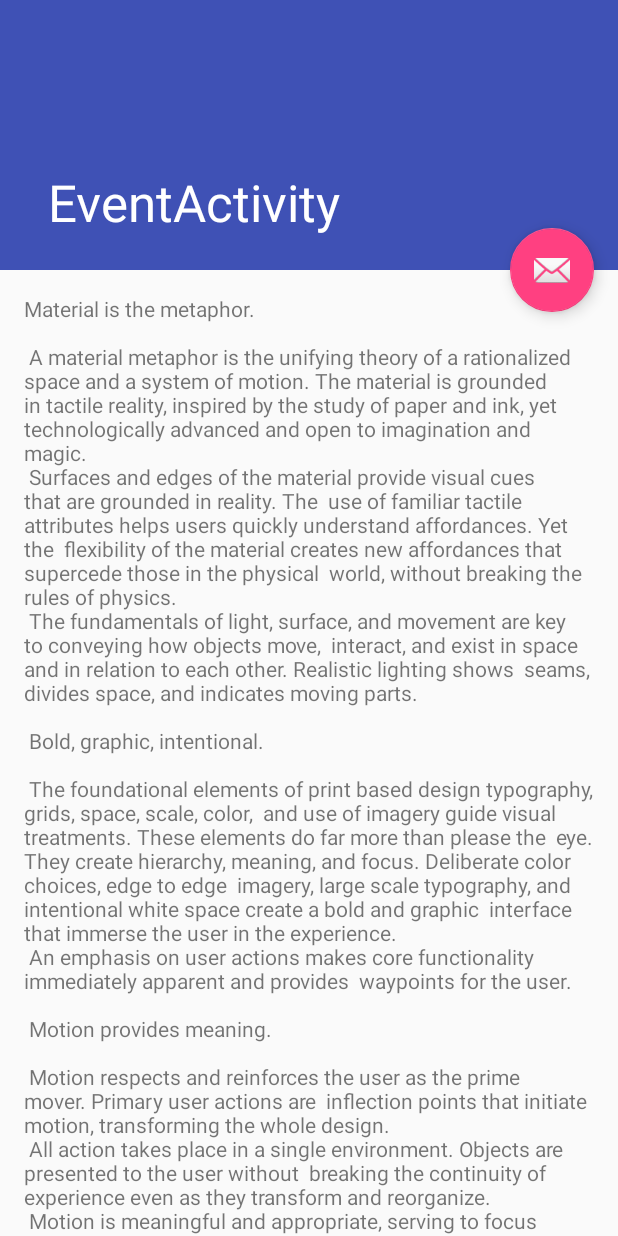
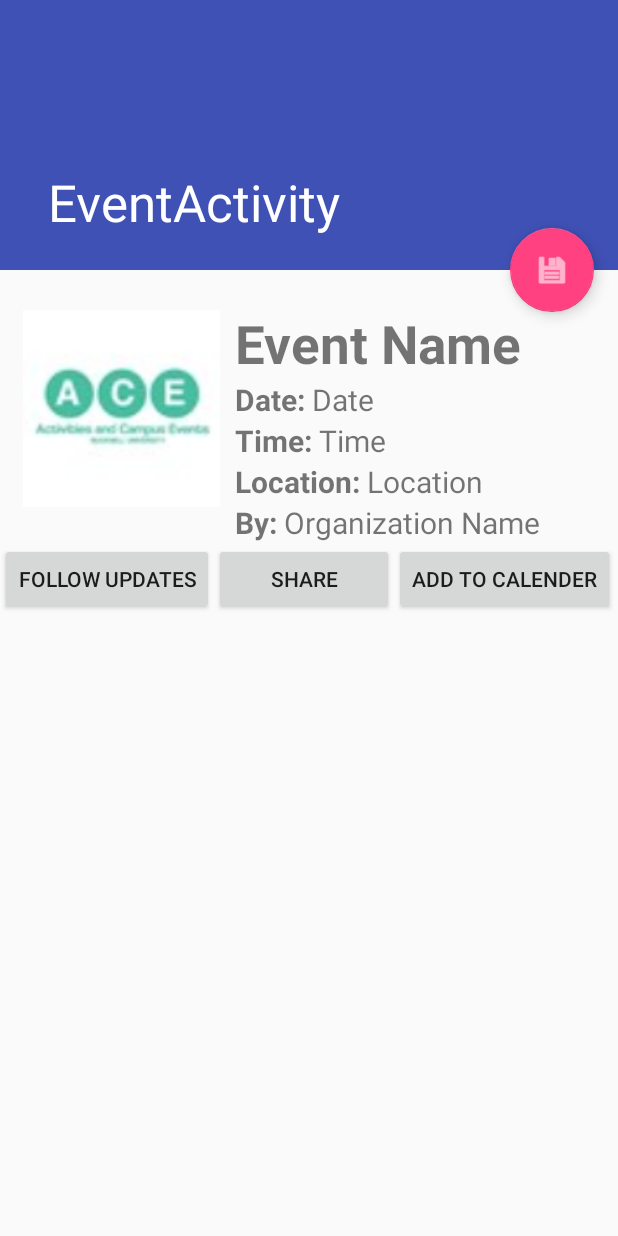
Before and after one commit to kanki6315/B-InvolvedAndroid, an Android app: the EventActivity screen opened directly, with no data from a screen before it, on a phone screen of 412 x 824 dp. Run offline under Robolectric (Android 15) with nearby library versions, the phone set to English and light mode, and no system bars.

Commit message:
First commit of individual activity page

```diff
--- a/BInvolved/app/src/main/res/layout/activity_event.xml
+++ b/BInvolved/app/src/main/res/layout/activity_event.xml
@@ -39,8 +39,9 @@
         android:layout_width="wrap_content"
         android:layout_height="wrap_content"
         android:layout_margin="@dimen/fab_margin"
-        android:src="@android:drawable/ic_dialog_email"
+        android:src="@android:drawable/ic_menu_save"
         app:layout_anchor="@id/app_bar"
-        app:layout_anchorGravity="bottom|end" />
+        app:layout_anchorGravity="bottom|end"
+        android:tint="#ffffff" />
 
 </android.support.design.widget.CoordinatorLayout>
--- a/BInvolved/app/src/main/res/layout/content_event.xml
+++ b/BInvolved/app/src/main/res/layout/content_event.xml
@@ -8,10 +8,150 @@
     tools:context="edu.bucknell.binvolved.EventActivity"
     tools:showIn="@layout/activity_event">
 
-    <TextView
-        android:layout_width="wrap_content"
+    <LinearLayout xmlns:android="http://schemas.android.com/apk/res/android"
+        android:id="@+id/mainRelativeLayout"
+        android:layout_width="match_parent"
         android:layout_height="wrap_content"
-        android:layout_margin="@dimen/text_margin"
-        android:text="@string/large_text" />
+        android:orientation="vertical">
+
+        <GridLayout xmlns:android="http://schemas.android.com/apk/res/android"
+            android:id="@+id/mainDetailLayout"
+            android:layout_width="match_parent"
+            android:layout_height="match_parent"
+            android:orientation="horizontal" >
+
+            <ImageView
+                android:id="@+id/logoImage"
+                android:layout_width="131dp"
+                android:layout_height="178dp"
+                android:gravity="center"
+                android:src="@drawable/ACE"
+                android:layout_marginLeft="15dp"
+                android:layout_marginTop="3dp"
+            />
+
+            <LinearLayout
+                android:id="@+id/textDetailLayout"
+                android:layout_width="wrap_content"
+                android:layout_height="wrap_content"
+                android:orientation="vertical"
+                android:layout_marginLeft="10dp">
+
+                <Space
+                    android:layout_width="match_parent"
+                    android:layout_height="25dp" />
+
+                <TextView
+                    android:id="@+id/eventName"
+                    android:layout_width="wrap_content"
+                    android:layout_height="wrap_content"
+                    android:text="Event Name"
+                    android:textSize="35dp"
+                    android:textStyle="bold"/>
+
+                <GridLayout
+                    android:layout_width="wrap_content"
+                    android:layout_height="wrap_content">
+                    <TextView
+                        android:layout_width="match_parent"
+                        android:layout_height="match_parent"
+                        android:text="Date: "
+                        android:textSize="20dp"
+                        android:textStyle="bold"/>
+                    <TextView
+                        android:id="@+id/eventDate"
+                        android:layout_width="match_parent"
+                        android:layout_height="match_parent"
+                        android:text="Date"
+                        android:textSize="20dp" />
+                </GridLayout>
+
+                <GridLayout
+                    android:layout_width="wrap_content"
+                    android:layout_height="wrap_content">
+                    <TextView
+                        android:layout_width="match_parent"
+                        android:layout_height="match_parent"
+                        android:text="Time: "
+                        android:textSize="20dp"
+                        android:textStyle="bold" />
+                    <TextView
+                        android:id="@+id/eventTime"
+                        android:layout_width="match_parent"
+                        android:layout_height="match_parent"
+                        android:text="Time"
+                        android:textSize="20dp" />
+                </GridLayout>
+
+                <GridLayout
+                    android:layout_width="wrap_content"
+                    android:layout_height="wrap_content">
+                    <TextView
+                        android:layout_width="match_parent"
+                        android:layout_height="match_parent"
+                        android:text="Location: "
+                        android:textSize="20dp"
+                        android:textStyle="bold" />
+                    <TextView
+                        android:id="@+id/eventLocation"
+                        android:layout_width="match_parent"
+                        android:layout_height="match_parent"
+                        android:text="Location"
+                        android:textSize="20dp" />
+                </GridLayout>
+
+                <GridLayout
+                    android:layout_width="wrap_content"
+                    android:layout_height="wrap_content">
+                    <TextView
+                        android:layout_width="match_parent"
+                        android:layout_height="match_parent"
+                        android:text="By: "
+                        android:textSize="20dp"
+                        android:textStyle="bold" />
+                    <TextView
+                        android:id="@+id/eventOrganization"
+                        android:layout_width="match_parent"
+                        android:layout_height="match_parent"
+                        android:text="Organization Name"
+                        android:textSize="20dp" />
+                </GridLayout>
+            </LinearLayout>
+        </GridLayout>
+
+        <GridLayout
+            android:layout_width="match_parent"
+            android:layout_height="match_parent"
+            android:orientation="horizontal"
+            android:columnCount="3"
+            android:layout_gravity="center">
+
+            <Button
+                android:layout_width="wrap_content"
+                android:layout_height="match_parent"
+                android:text="Follow Updates"
+                android:layout_row="0"
+                android:layout_column="0" />
+
+            <Button
+                android:layout_width="wrap_content"
+                android:layout_height="match_parent"
+                android:text="Share"
+                android:layout_row="0"
+                android:layout_column="1"
+                android:paddingLeft="37dp"
+                android:paddingRight="37dp" />
+
+            <Button
+                android:layout_width="wrap_content"
+                android:layout_height="wrap_content"
+                android:text="Add to Calender"
+                android:layout_row="0"
+                android:layout_column="2" />
+
+        </GridLayout>
+
+
+    </LinearLayout>
 
 </android.support.v4.widget.NestedScrollView>
```
Also changed, not shown: BInvolved/app/src/main/res/drawable/ACE.jpeg (added).
